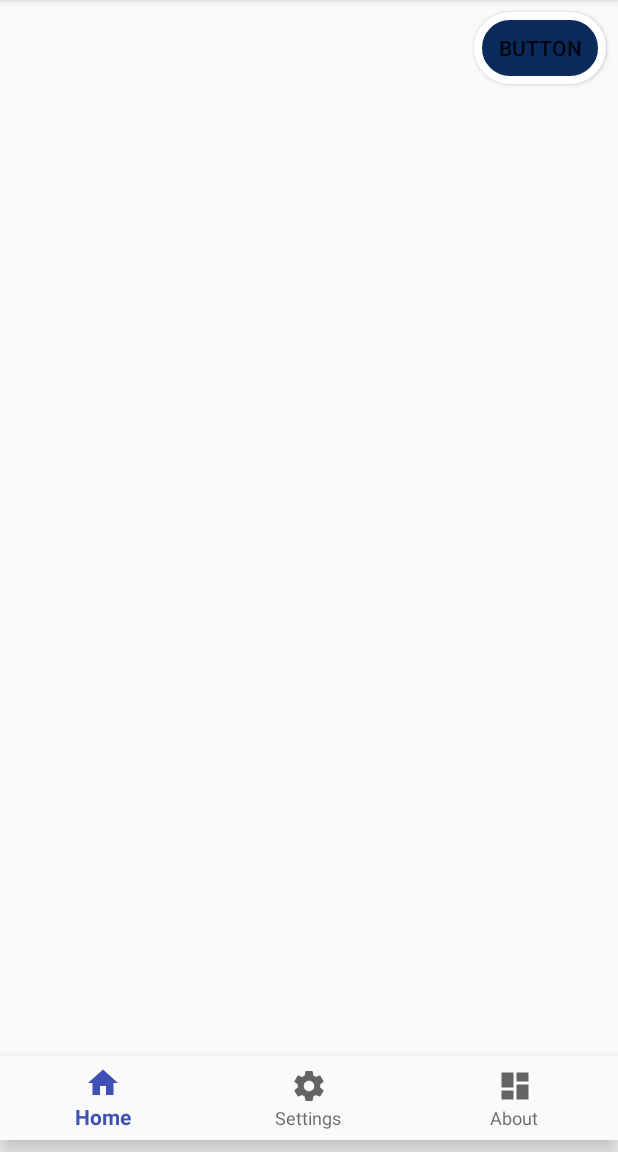
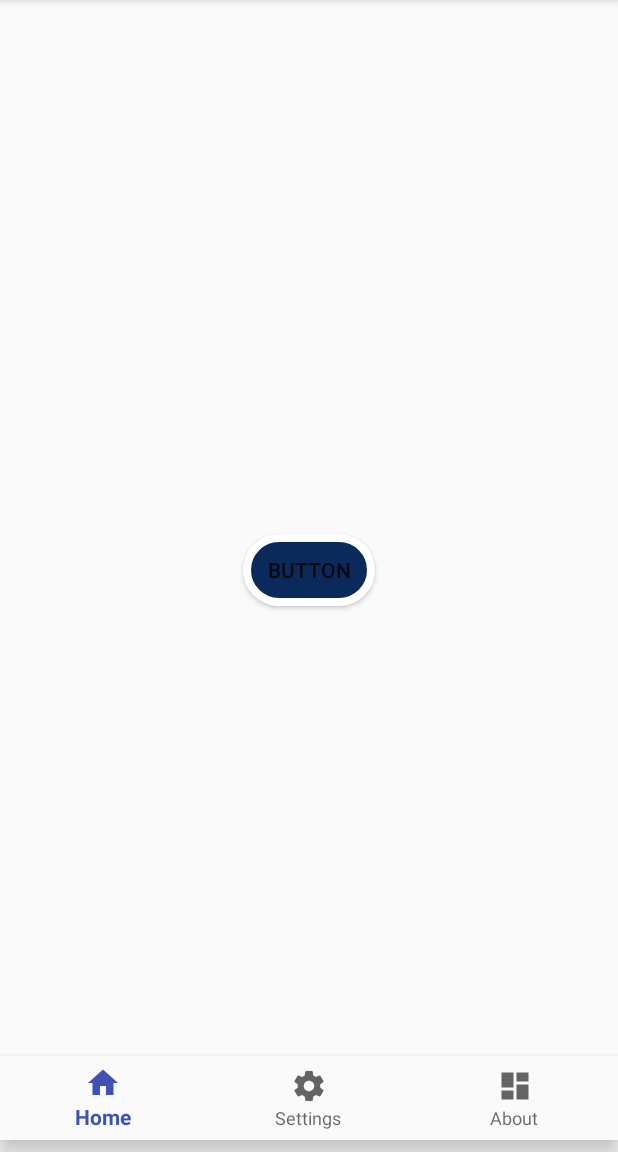
Before and after one commit to Pandomia/AcceleroSound, an Android app: the screen it shows after launch (MainActivity), on a phone screen of 412 x 824 dp, the part 84-1236 px from its top. Run offline under Robolectric (Android 15) with nearby library versions, the phone set to English and light mode, and no system bars.

Commit message:
Working bottom Nav

```diff
--- a/app/src/main/java/project/testcompany/com/AcceleroSound/MainActivity.java
+++ b/app/src/main/java/project/testcompany/com/AcceleroSound/MainActivity.java
@@ -16,6 +16,8 @@ import android.support.annotation.NonNull;
 import android.support.design.widget.BottomNavigationView;
 import android.support.design.widget.NavigationView;
 import android.support.v4.app.Fragment;
+import android.support.v4.app.FragmentManager;
+import android.support.v4.app.FragmentTransaction;
 import android.support.v4.view.GravityCompat;
 import android.support.v4.widget.DrawerLayout;
 import android.support.v7.app.ActionBarDrawerToggle;
@@ -34,13 +36,14 @@ import java.util.Random;
 
 import project.testcompany.com.test1.R;
 
+
+
 public class MainActivity extends AppCompatActivity implements SensorEventListener/*,NavigationView.OnNavigationItemSelectedListener*/ {
 
     private SensorManager mSensorManager;
     private Sensor mAccelerometer;
     private AnimatedView mAnimatedView = null;
-
-    private DrawerLayout drawer;
+    public boolean inanimation = false;
 
 
     @Override
@@ -48,10 +51,11 @@ public class MainActivity extends AppCompatActivity implements SensorEventListen
         super.onCreate(savedInstanceState);
         //requestWindowFeature(Window.FEATURE_NO_TITLE);
         setContentView(R.layout.activity_main);
-
         BottomNavigationView bottomNav = findViewById(R.id.bottom_navigation);
         bottomNav.setOnNavigationItemSelectedListener(navListener);
 
+        getSupportFragmentManager().beginTransaction().replace(R.id.fragment_container,
+                new HomeFragment()).commit();
 
 
         /*//Toolbar toolbar = findViewById(R.id.toolbar);
@@ -105,17 +109,25 @@ public class MainActivity extends AppCompatActivity implements SensorEventListen
             @Override
                 public boolean onNavigationItemSelected(@NonNull MenuItem item){
 
+                FragmentManager fragmentManager = getSupportFragmentManager();
+                FragmentTransaction transaction = fragmentManager.beginTransaction();
                 Fragment selectedFragment = null;
                 switch (item.getItemId()){
                     case R.id.nav_home:
+                       // transaction.replace(R.id.fragment_container,new HomeFragment()).commit();
                         selectedFragment = new HomeFragment();
+
                         break;
 
                     case R.id.nav_settings:
-                        selectedFragment = new HomeFragment();
+                       // transaction.replace(R.id.fragment_container,new HomeFragment()).commit();
+
+                        selectedFragment = new SettingsFragment();
+                       // setContentView(R.layout.fragment_settings);
+
                         break;
                     case R.id.nav_about:
-                        selectedFragment = new HomeFragment();
+                        selectedFragment = new SettingsFragment();
                         break;
                 }
 
@@ -153,6 +165,14 @@ public class MainActivity extends AppCompatActivity implements SensorEventListen
 
         //Back knop
 
+        if(inanimation == true){
+            onPause();
+
+        }
+        else{
+            super.onBackPressed();
+        }
+
        /* if (gamePlaying) {
             stopGame();
         } else {
@@ -164,7 +184,7 @@ public class MainActivity extends AppCompatActivity implements SensorEventListen
         } else {
             super.onBackPressed();
         }*/
-        super.onBackPressed();
+      //  super.onBackPressed();
 
         //Back press fixen
         //onPause();
@@ -180,10 +200,14 @@ public class MainActivity extends AppCompatActivity implements SensorEventListen
     }
 
 
+
     @Override
     protected void onResume() {
         super.onResume();
         mAnimatedView.ResetBall();
+        inanimation = true;
+
+
         mSensorManager.registerListener(this, mAccelerometer, SensorManager.SENSOR_DELAY_GAME);
 
 
@@ -193,8 +217,12 @@ public class MainActivity extends AppCompatActivity implements SensorEventListen
 
     @Override
     protected void onPause() {
+
         super.onPause();
         mSensorManager.unregisterListener(this);
+        setContentView(R.layout.activity_main);
+        inanimation = false;
+
     }
 
     @Override
--- a/app/src/main/java/project/testcompany/com/AcceleroSound/SettingsFragment.java
+++ b/app/src/main/java/project/testcompany/com/AcceleroSound/SettingsFragment.java
@@ -15,6 +15,8 @@ public class SettingsFragment extends Fragment {
     @Nullable
     @Override
     public View onCreateView(@NonNull LayoutInflater inflater, @Nullable ViewGroup container, @Nullable Bundle savedInstanceState) {
+        //return inflater.inflate(R.layout.fragment_settings,container,false);
         return inflater.inflate(R.layout.fragment_settings,container,false);
+
     }
 }
--- a/app/src/main/res/layout/activity_main.xml
+++ b/app/src/main/res/layout/activity_main.xml
@@ -111,28 +111,10 @@ tools:context="project.testcompany.com.AcceleroSound.MainActivity">
         android:layout_height="match_parent"
         android:layout_above="@id/bottom_navigation"
 
-        />
-<Button
-    android:id="@+id/button"
-    android:layout_width="wrap_content"
-    android:layout_height="wrap_content"
-    android:layout_marginEnd="8dp"
-    android:layout_marginTop="8dp"
-    android:onClick="onClickBtn"
-    android:text="Button"
-    android:background="@drawable/buttonstyle"
-    app:layout_constraintEnd_toEndOf="parent"
-    app:layout_constraintTop_toTopOf="parent" />
+        android:layout_marginBottom="8dp"
+        app:layout_constraintBottom_toBottomOf="parent" />
 
-<android.support.design.widget.NavigationView
-    android:layout_width="132dp"
-    android:layout_height="495dp"
-    android:layout_marginBottom="8dp"
-    android:layout_marginStart="8dp"
-    android:layout_marginTop="8dp"
-    android:visibility="gone"
-    app:layout_constraintBottom_toBottomOf="parent"
-    app:layout_constraintStart_toStartOf="parent"
-    app:layout_constraintTop_toTopOf="parent" />
+
+
 
 </android.support.constraint.ConstraintLayout>
--- a/app/src/main/res/layout/fragment_home.xml
+++ b/app/src/main/res/layout/fragment_home.xml
@@ -1,7 +1,9 @@
 <?xml version="1.0" encoding="utf-8"?>
 
 
-<RelativeLayout xmlns:android="http://schemas.android.com/apk/res/android"
+<android.support.constraint.ConstraintLayout xmlns:android="http://schemas.android.com/apk/res/android"
+    xmlns:app="http://schemas.android.com/apk/res-auto"
+    xmlns:tools="http://schemas.android.com/tools"
     android:layout_width="match_parent"
 android:layout_height="match_parent"
     android:text="Home Fragment"
@@ -10,4 +12,21 @@ android:layout_height="match_parent"
 
     >
 
-</RelativeLayout>
+    <Button
+        android:id="@+id/button"
+        android:layout_width="wrap_content"
+        android:layout_height="wrap_content"
+        android:layout_marginStart="8dp"
+        android:layout_marginTop="8dp"
+        android:layout_marginEnd="8dp"
+
+        android:layout_marginBottom="8dp"
+        android:background="@drawable/buttonstyle"
+        android:onClick="onClickBtn"
+        android:text="Button"
+        app:layout_constraintBottom_toBottomOf="parent"
+        app:layout_constraintEnd_toEndOf="parent"
+        app:layout_constraintStart_toStartOf="parent"
+        app:layout_constraintTop_toTopOf="parent" />
+
+</android.support.constraint.ConstraintLayout>
```
